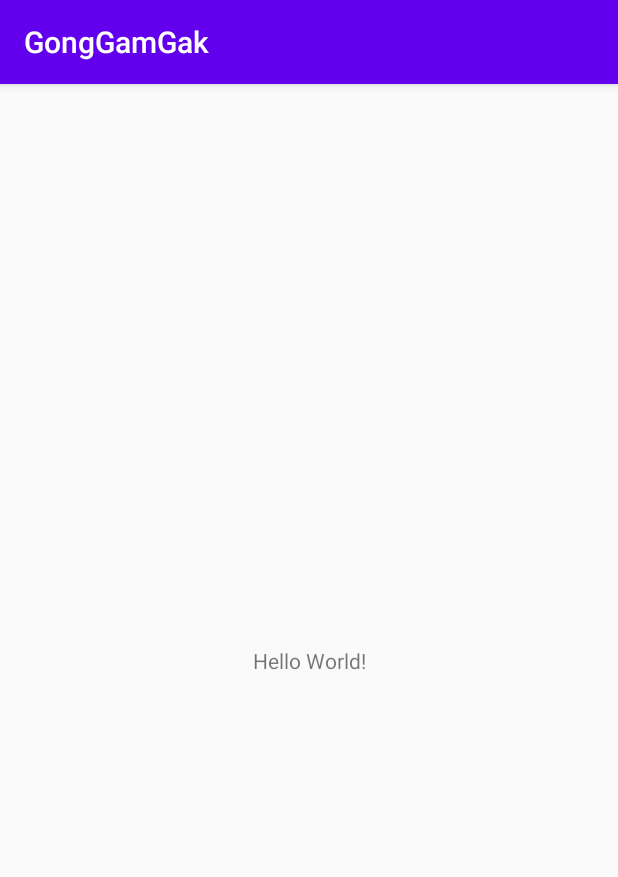
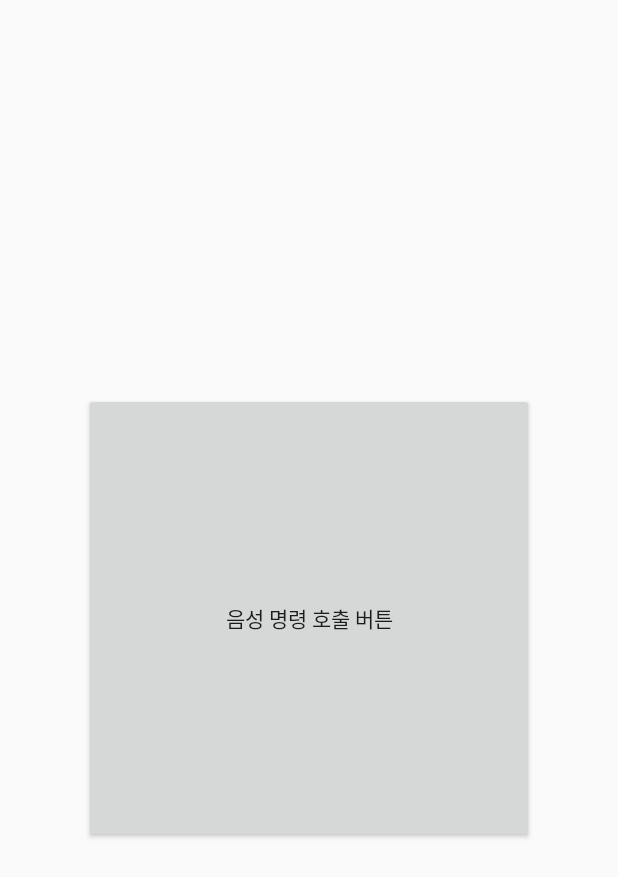
Before and after one commit to PNUAndroidClass/GongGamGak, an Android app: the screen it shows after launch (MainActivity), on a phone screen of 412 x 824 dp. Shown: the top 877 px of the screen. Run offline under Robolectric (Android 15) with nearby library versions, the phone set to English and light mode, and no system bars.

Commit message:
CSR Implemeting

```diff
--- a/GongGamGak/app/build.gradle
+++ b/GongGamGak/app/build.gradle
@@ -22,6 +22,9 @@ android {
     }
 
 }
+repositories {
+    jcenter()
+}
 
 dependencies {
     implementation fileTree(dir: 'libs', include: ['*.jar'])
@@ -31,4 +34,7 @@ dependencies {
     testImplementation 'junit:junit:4.12'
     androidTestImplementation 'androidx.test.ext:junit:1.1.1'
     androidTestImplementation 'androidx.test.espresso:espresso-core:3.2.0'
+
+    implementation 'com.naver.speech.clientapi:naverspeech-ncp-sdk-android:1.1.6'
+
 }
--- a/GongGamGak/app/src/main/AndroidManifest.xml
+++ b/GongGamGak/app/src/main/AndroidManifest.xml
@@ -1,6 +1,10 @@
 <?xml version="1.0" encoding="utf-8"?>
 <manifest xmlns:android="http://schemas.android.com/apk/res/android"
     package="com.example.gonggamgak">
+    <uses-permission android:name="android.permission.INTERNET" />
+    <uses-permission android:name="android.permission.RECORD_AUDIO" />
+    <uses-permission android:name="android.permission.WRITE_EXTERNAL_STORAGE" />
+    <uses-permission android:name="android.permission.READ_EXTERNAL_STORAGE" />
 
     <application
         android:allowBackup="true"
--- a/GongGamGak/app/src/main/java/com/example/gonggamgak/MainActivity.java
+++ b/GongGamGak/app/src/main/java/com/example/gonggamgak/MainActivity.java
@@ -3,12 +3,40 @@ package com.example.gonggamgak;
 import androidx.appcompat.app.AppCompatActivity;
 
 import android.os.Bundle;
+import android.view.View;
+import android.widget.Button;
+import android.widget.Toast;
 
-public class MainActivity extends AppCompatActivity {
+
+public class MainActivity extends AppCompatActivity implements View.OnClickListener {
+    private static final String TAG = MainActivity.class.getSimpleName();
+    private static final String CLIENT_ID = ""; // "내 애플리케이션"에서 Client ID를 확인해서 이곳에 적어주세요.
+    private RecognitionHandler  handler;
+    private NaverRecognizer naverRecognizer;
+    private String mResult;
+    private AudioWriterPCM writer;
+
+
+    private Button btn_call;
 
     @Override
     protected void onCreate(Bundle savedInstanceState) {
         super.onCreate(savedInstanceState);
         setContentView(R.layout.activity_main);
+
+        bindUI();
+    }
+    private void bindUI(){
+        btn_call = findViewById(R.id.btn_call);
+        btn_call.setOnClickListener(this);
+    }
+
+    @Override
+    public void onClick(View v) {
+        switch (v.getId()){
+            case R.id.btn_call:
+                Toast.makeText(getApplicationContext(),"호출 버튼 클릭",Toast.LENGTH_SHORT).show();
+                break;
+        }
     }
 }
--- a/GongGamGak/app/src/main/res/layout/activity_main.xml
+++ b/GongGamGak/app/src/main/res/layout/activity_main.xml
@@ -1,18 +1,18 @@
 <?xml version="1.0" encoding="utf-8"?>
-<androidx.constraintlayout.widget.ConstraintLayout xmlns:android="http://schemas.android.com/apk/res/android"
+<LinearLayout xmlns:android="http://schemas.android.com/apk/res/android"
     xmlns:app="http://schemas.android.com/apk/res-auto"
     xmlns:tools="http://schemas.android.com/tools"
     android:layout_width="match_parent"
     android:layout_height="match_parent"
-    tools:context=".MainActivity">
+    tools:context=".MainActivity"
+    android:orientation="vertical"
+    android:gravity="center">
 
-    <TextView
-        android:layout_width="wrap_content"
-        android:layout_height="wrap_content"
-        android:text="Hello World!"
-        app:layout_constraintBottom_toBottomOf="parent"
-        app:layout_constraintLeft_toLeftOf="parent"
-        app:layout_constraintRight_toRightOf="parent"
-        app:layout_constraintTop_toTopOf="parent" />
 
-</androidx.constraintlayout.widget.ConstraintLayout>
+    <Button
+        android:id="@+id/btn_call"
+        android:text="음성 명령 호출 버튼"
+        android:layout_width="300dp"
+        android:layout_height="300dp"/>
+
+</LinearLayout>
--- a/GongGamGak/app/src/main/res/values/strings.xml
+++ b/GongGamGak/app/src/main/res/values/strings.xml
@@ -1,3 +1,7 @@
 <resources>
     <string name="app_name">GongGamGak</string>
+    <string name="hello_world">Hello world!</string>
+    <string name="action_settings">Settings</string>
+    <string name="str_start">Start</string>
+    <string name="str_stop">Stop</string>
 </resources>
--- a/GongGamGak/app/src/main/res/values/styles.xml
+++ b/GongGamGak/app/src/main/res/values/styles.xml
@@ -1,7 +1,7 @@
 <resources>
 
     <!-- Base application theme. -->
-    <style name="AppTheme" parent="Theme.AppCompat.Light.DarkActionBar">
+    <style name="AppTheme" parent="Theme.AppCompat.Light.NoActionBar">
         <!-- Customize your theme here. -->
         <item name="colorPrimary">@color/colorPrimary</item>
         <item name="colorPrimaryDark">@color/colorPrimaryDark</item>
```
Also changed, not shown: GongGamGak/app/src/main/java/com/example/gonggamgak/AudioWriterPCM.java (added, +63 -0 lines), GongGamGak/app/src/main/java/com/example/gonggamgak/NaverRecognizer.java (added, +119 -0 lines), GongGamGak/app/src/main/res/values/msgids.xml (added, +15 -0 lines), GongGamGak/build.gradle (line endings or trailing spaces).
